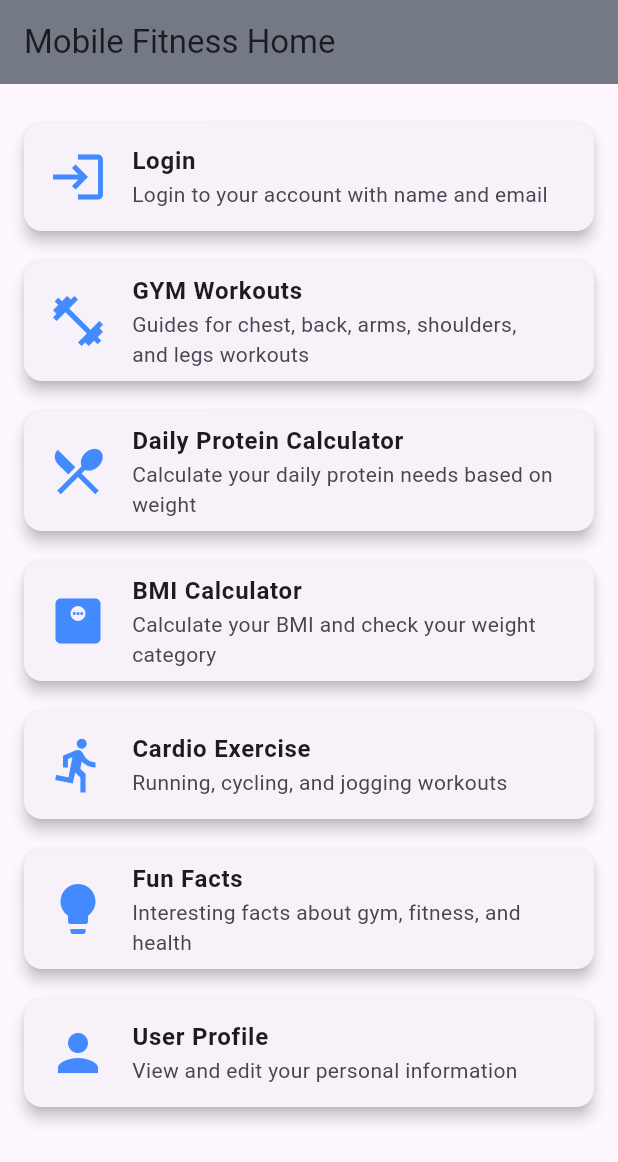
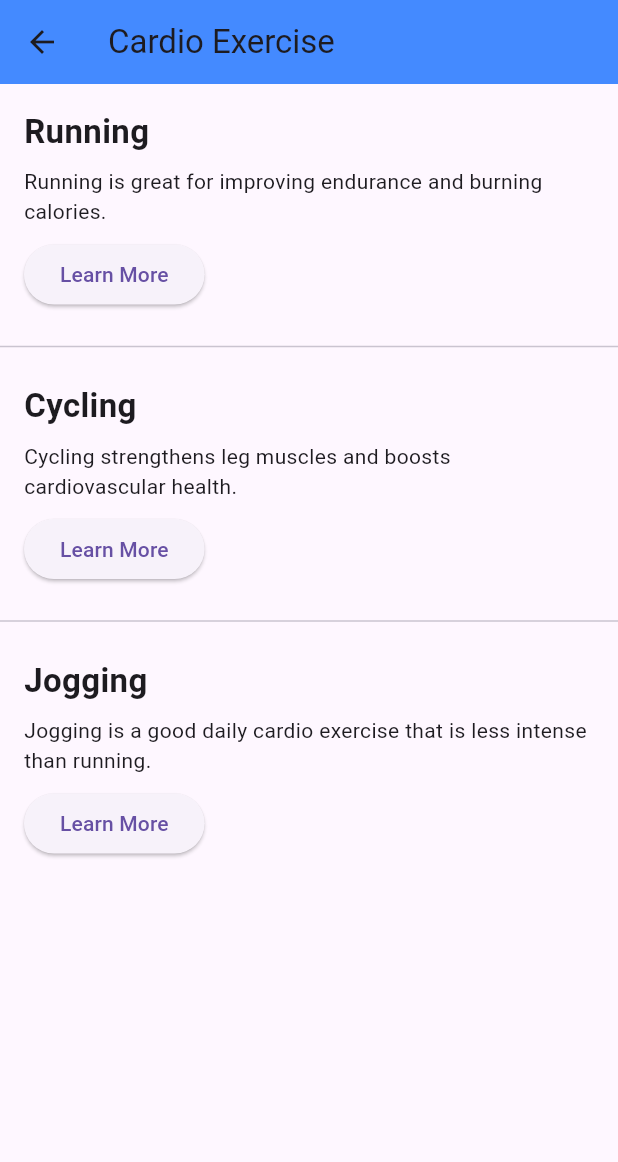
Before and after one commit to FelixJon17/UTS_MOBILEPROGRAMMING_KELOMPOK8, a Flutter app: the screen it shows after launch, after a tap on "Cardio Exercise", on a phone screen of 412 x 824 dp. Shown: the top 1162 px of the screen. Run offline on Flutter 3.47's test engine with Material 3 defaults, Android fonts, the phone set to English and light mode, and no system bars; our stand-ins replace shared_preferences.

Commit message:
cardiopage

```diff
--- a/lib/screen/0. homescreen.dart
+++ b/lib/screen/0. homescreen.dart
@@ -1,5 +1,6 @@
 import 'package:fitnessapp/screen/4.%20bmi_index_calculator.dart';
 import 'package:fitnessapp/screen/7.%20profile_screen.dart';
+import 'package:fitnessapp/screen/5.%20cardio_workout_screen.dart';
 import 'package:flutter/material.dart';
 import '3. protein_calculator_screen.dart';
 import '2. gym_workouts.dart';
@@ -72,7 +73,12 @@ class HomeScreen extends StatelessWidget {
               title: 'Cardio Exercise',
               description: 'Running, cycling, and jogging workouts',
               onTap: () {
-                // Navigate to Cardio Exercise screen
+                Navigator.push(
+                  context,
+                  MaterialPageRoute(
+                    builder: (context) => const CardioExerciseScreen(),
+                  ),
+                );
               },
             ),
             HomeFeatureTile(
--- /dev/null
+++ b/lib/screen/5. cardio_workout_screen.dart
@@ -0,0 +1,27 @@
+import 'package:flutter/material.dart';
+import 'cardio_workouts/cycling.dart';
+import 'cardio_workouts/jogging.dart';
+import 'cardio_workouts/running.dart';
+
+class CardioExerciseScreen extends StatelessWidget {
+  const CardioExerciseScreen({super.key});
+
+  @override
+  Widget build(BuildContext context) {
+    return Scaffold(
+      appBar: AppBar(
+        title: const Text('Cardio Exercise'),
+        backgroundColor: Colors.blueAccent,
+      ),
+      body: ListView(
+        children: const [
+          RunningWidget(),
+          Divider(),
+          CyclingWidget(),
+          Divider(),
+          JoggingWidget(),
+        ],
+      ),
+    );
+  }
+}
--- /dev/null
+++ b/lib/screen/cardio_workouts/cycling.dart
@@ -0,0 +1,37 @@
+import 'package:flutter/material.dart';
+import 'addon/morecycling.dart';
+
+class CyclingWidget extends StatelessWidget {
+  const CyclingWidget({super.key});
+
+  @override
+  Widget build(BuildContext context) {
+    return Padding(
+      padding: const EdgeInsets.all(16.0),
+      child: Column(
+        crossAxisAlignment: CrossAxisAlignment.start,
+        children: [
+          const Text(
+            'Cycling',
+            style: TextStyle(fontSize: 22, fontWeight: FontWeight.bold),
+          ),
+          const SizedBox(height: 8),
+          const Text(
+              'Cycling strengthens leg muscles and boosts cardiovascular health.'),
+          const SizedBox(height: 8),
+          ElevatedButton(
+            onPressed: () {
+              Navigator.push(
+                context,
+                MaterialPageRoute(
+                  builder: (context) => const LearnMoreCyclingScreen(),
+                ),
+              );
+            },
+            child: const Text('Learn More'),
+          ),
+        ],
+      ),
+    );
+  }
+}
--- /dev/null
+++ b/lib/screen/cardio_workouts/jogging.dart
@@ -0,0 +1,36 @@
+import 'package:flutter/material.dart';
+import 'addon/morejogging.dart';
+
+class JoggingWidget extends StatelessWidget {
+  const JoggingWidget({super.key});
+
+  @override
+  Widget build(BuildContext context) {
+    return Padding(
+      padding: const EdgeInsets.all(16.0),
+      child: Column(
+        crossAxisAlignment: CrossAxisAlignment.start,
+        children: [
+          const Text(
+            'Jogging',
+            style: TextStyle(fontSize: 22, fontWeight: FontWeight.bold),
+          ),
+          const SizedBox(height: 8),
+          const Text('Jogging is a good daily cardio exercise that is less intense than running.'),
+          const SizedBox(height: 8),
+          ElevatedButton(
+            onPressed: () {
+              Navigator.push(
+                context,
+                MaterialPageRoute(
+                  builder: (context) => const LearnMoreJoggingScreen(),
+                ),
+              );
+            },
+            child: const Text('Learn More'),
+          ),
+        ],
+      ),
+    );
+  }
+}
--- /dev/null
+++ b/lib/screen/cardio_workouts/running.dart
@@ -0,0 +1,36 @@
+import 'package:flutter/material.dart';
+import 'addon/morerunning.dart';
+
+class RunningWidget extends StatelessWidget {
+  const RunningWidget({super.key});
+
+  @override
+  Widget build(BuildContext context) {
+    return Padding(
+      padding: const EdgeInsets.all(16.0),
+      child: Column(
+        crossAxisAlignment: CrossAxisAlignment.start,
+        children: [
+          const Text(
+            'Running',
+            style: TextStyle(fontSize: 22, fontWeight: FontWeight.bold),
+          ),
+          const SizedBox(height: 8),
+          const Text('Running is great for improving endurance and burning calories.'),
+          const SizedBox(height: 8),
+          ElevatedButton(
+            onPressed: () {
+              Navigator.push(
+                context,
+                MaterialPageRoute(
+                  builder: (context) => const LearnMoreRunningScreen(),
+                ),
+              );
+            },
+            child: const Text('Learn More'),
+          ),
+        ],
+      ),
+    );
+  }
+}
--- a/pubspec.yaml
+++ b/pubspec.yaml
@@ -71,6 +71,7 @@ flutter:
     - assets/img/on_2.png
     - assets/img/on_3.png
     - assets/img/on_4.png
+    - assets/img/cardib/cycling.gif
 
   # An image asset can refer to one or more resolution-specific "variants", see
   # https://flutter.dev/to/resolution-aware-images
```
Also changed, not shown: lib/screen/cardio_workouts/addon/morecycling.dart (added, +45 -0 lines), lib/screen/cardio_workouts/addon/morejogging.dart (added, +39 -0 lines), lib/screen/cardio_workouts/addon/morerunning.dart (added, +39 -0 lines), assets/img/cardib/cycling.gif (added).
